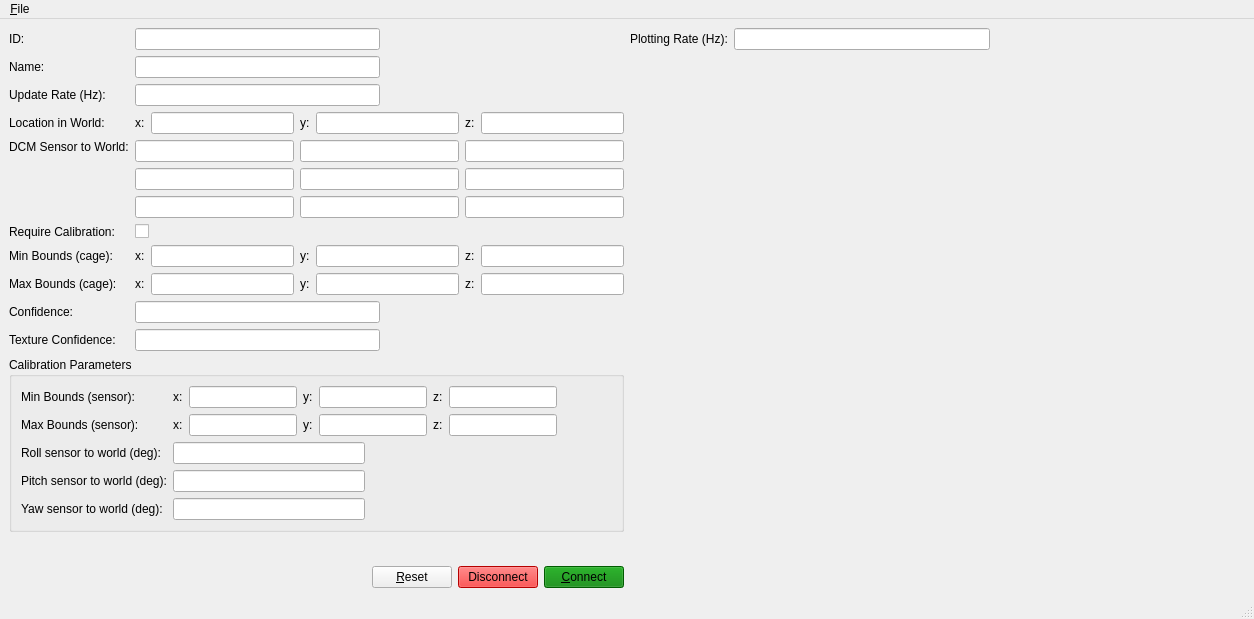
Before: the Qt Designer form src/main/python/gust/gui/ui/zed_window.ui in drjdlarson/gust, drawn with Qt 5.
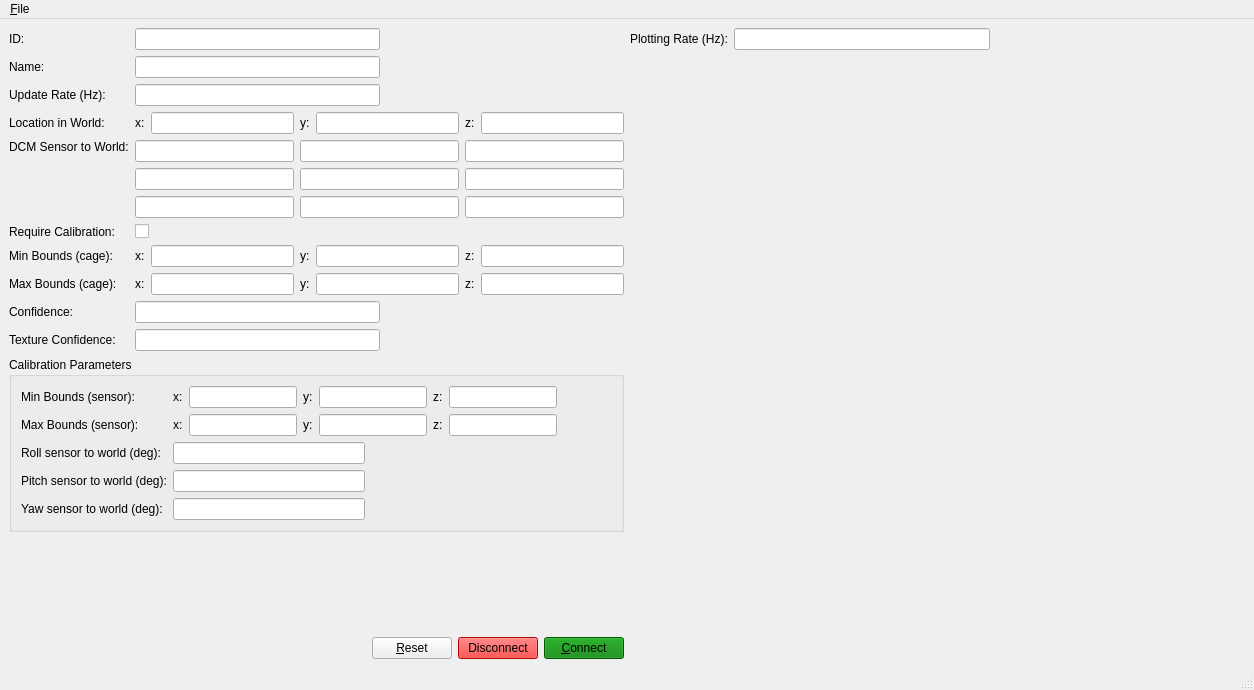
After: the same form once the commit is applied. Custom widgets are drawn as their Qt base class.

```diff
--- a/src/main/python/gust/gui/ui/zed_window.ui
+++ b/src/main/python/gust/gui/ui/zed_window.ui
@@ -7,7 +7,7 @@
     <x>0</x>
     <y>0</y>
     <width>1254</width>
-    <height>619</height>
+    <height>690</height>
    </rect>
   </property>
   <property name="windowTitle">
```
Left out of the diff: 4 changed lines with no effect on the pictures.
